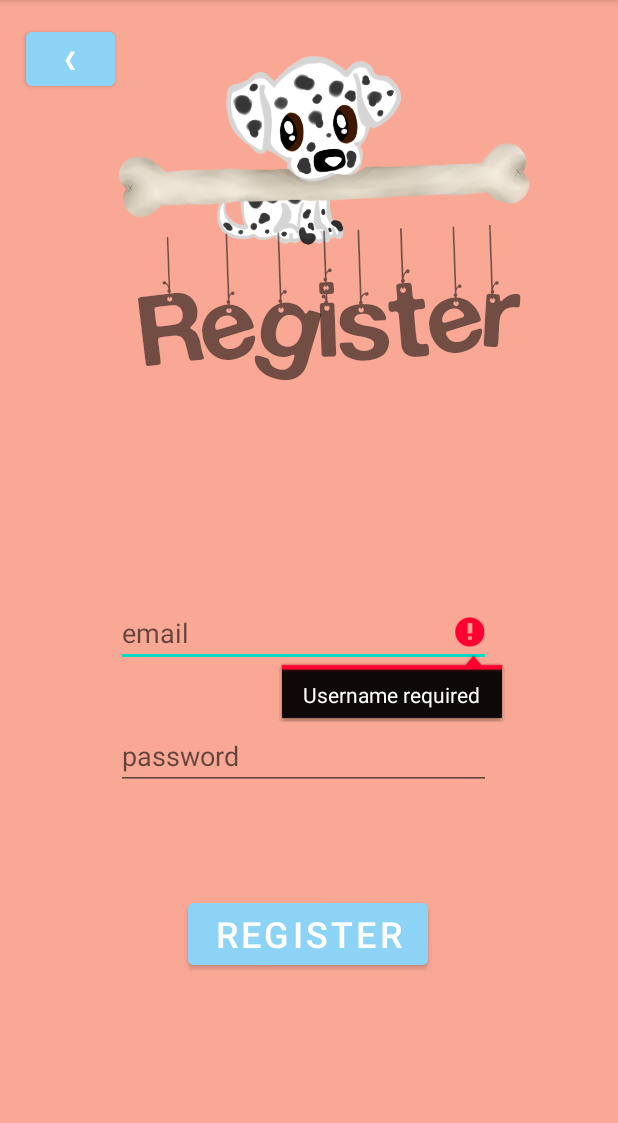
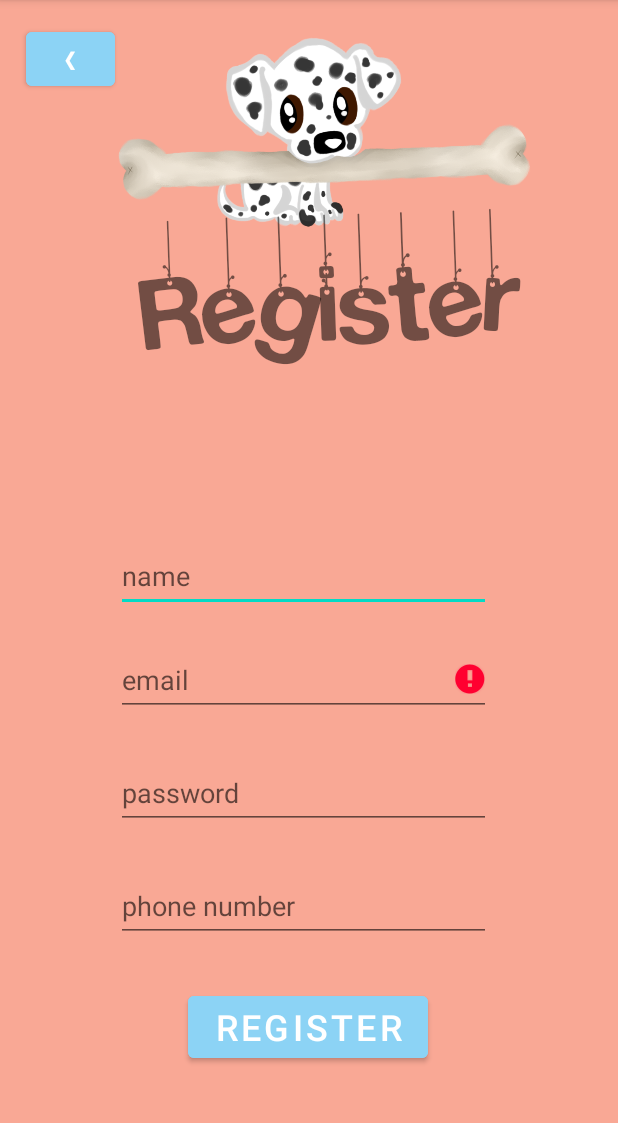
Before and after one commit to soniadeca28/APlaceForPaws, an Android app: the RegisterActivity screen opened directly, with no data from a screen before it, after a tap on "REGISTER", on a phone screen of 412 x 824 dp, the part 84-1207 px from its top. Run offline under Robolectric (Android 15) with nearby library versions, the phone set to English and light mode, and no system bars; our stand-ins replace Firebase (no records; nobody signed in at launch, a user with empty details on screens opened directly).

Commit message:
Stored user's name and phone number and gave up the sign out after register

```diff
--- a/app/src/main/java/com/example/aplaceforpaws/RegisterActivity.java
+++ b/app/src/main/java/com/example/aplaceforpaws/RegisterActivity.java
@@ -1,30 +1,34 @@
 package com.example.aplaceforpaws;
-
-import androidx.annotation.NonNull;
-import androidx.appcompat.app.AppCompatActivity;
 
 import android.content.Intent;
 import android.os.Bundle;
 import android.text.TextUtils;
+import android.util.Log;
 import android.view.View;
 import android.widget.Button;
 import android.widget.EditText;
 import android.widget.ProgressBar;
 import android.widget.Toast;
 
-import com.google.android.gms.tasks.OnCompleteListener;
-import com.google.android.gms.tasks.Task;
-import com.google.firebase.auth.AuthResult;
+import androidx.appcompat.app.AppCompatActivity;
+
 import com.google.firebase.auth.FirebaseAuth;
+import com.google.firebase.firestore.DocumentReference;
+import com.google.firebase.firestore.FirebaseFirestore;
 
+import java.util.HashMap;
+import java.util.Map;
 import java.util.Objects;
 
 public class RegisterActivity extends AppCompatActivity {
 
-    EditText email, password;
+    EditText email, password, name, phone;
     Button registerButton;
     FirebaseAuth auth;
-   ProgressBar progressBar;
+    ProgressBar progressBar;
+    FirebaseFirestore fStore;
+    String userId;
+   public static final String TAG = "TAG";
 
     @Override
     protected void onCreate(Bundle savedInstanceState) {
@@ -35,10 +39,13 @@ public class RegisterActivity extends AppCompatActivity {
         back.setOnClickListener(v -> backToMainActivity());
         email = findViewById(R.id.registerEmail);
         password = findViewById(R.id.registerPassword);
+        name = findViewById(R.id.registerName);
+        phone = findViewById(R.id.registerPhone);
         registerButton = findViewById(R.id.registerButton);
         progressBar = findViewById(R.id.registerProgressBar);
 
         auth = FirebaseAuth.getInstance();
+        fStore = FirebaseFirestore.getInstance();
 
        /* if(auth.getCurrentUser() != null)
         {
@@ -47,8 +54,10 @@ public class RegisterActivity extends AppCompatActivity {
         }*/
 
         registerButton.setOnClickListener(v -> {
-            String eml = email.getText().toString().trim();
-            String psw = password.getText().toString().trim();
+            final String eml = email.getText().toString().trim();
+            final String psw = password.getText().toString().trim();
+            final String nm = name.getText().toString();
+            final String phn = phone.getText().toString();
 
             if(TextUtils.isEmpty(eml))
             {
@@ -74,8 +83,16 @@ public class RegisterActivity extends AppCompatActivity {
                 if(task.isSuccessful())
                 {
                     Toast.makeText(RegisterActivity.this,"Account created successfully",Toast.LENGTH_SHORT).show();
-                    FirebaseAuth.getInstance().signOut();
+                    // store the other data here
+                    userId = Objects.requireNonNull(auth.getCurrentUser()).getUid();
+                    DocumentReference documentReference = fStore.collection("users").document(userId);
+                    Map<String, String> user = new HashMap<>();
+                    user.put("name",nm);
+                    user.put("email",eml);
+                    user.put("phone number",phn);
+                    documentReference.set(user).addOnSuccessListener(unused -> Log.d(TAG,"onSuccess: user Profile is created for : " + userId)).addOnFailureListener(e -> Log.d(TAG, "onFailure: " + e.toString()));
                     startActivity(new Intent(getApplicationContext(),LoginActivity.class));
+                    //FirebaseAuth.getInstance().signOut();
                     finish();
                 }
                 else
--- a/app/src/main/res/layout/register_page.xml
+++ b/app/src/main/res/layout/register_page.xml
@@ -23,9 +23,25 @@
         tools:ignore="TextContrastCheck" />
 
     <EditText
+        android:id="@+id/registerName"
+        android:layout_width="250dp"
+        android:layout_height="48dp"
+        android:ems="10"
+        android:hint="@string/name"
+        android:importantForAutofill="no"
+        android:inputType="textPersonName"
+        android:minHeight="48dp"
+        app:layout_constraintBottom_toBottomOf="parent"
+        app:layout_constraintEnd_toEndOf="parent"
+        app:layout_constraintHorizontal_bias="0.478"
+        app:layout_constraintStart_toStartOf="parent"
+        app:layout_constraintTop_toTopOf="parent"
+        tools:ignore="TextContrastCheck" />
+
+    <EditText
         android:id="@+id/registerEmail"
         android:layout_width="250dp"
-        android:layout_height="45dp"
+        android:layout_height="48dp"
         android:ems="10"
         android:hint="@string/email"
         android:importantForAutofill="no"
@@ -36,7 +52,9 @@
         app:layout_constraintHorizontal_bias="0.478"
         app:layout_constraintStart_toStartOf="parent"
         app:layout_constraintTop_toTopOf="parent"
-        app:layout_constraintVertical_bias="0.553" />
+        app:layout_constraintVertical_bias="0.596"
+        tools:ignore="TextContrastCheck" />
+
 
     <Button
         android:id="@+id/registerButton"
@@ -51,13 +69,13 @@
         app:layout_constraintHorizontal_bias="0.498"
         app:layout_constraintStart_toStartOf="parent"
         app:layout_constraintTop_toTopOf="parent"
-        app:layout_constraintVertical_bias="0.834"
+        app:layout_constraintVertical_bias="0.921"
         tools:ignore="TextContrastCheck" />
 
     <EditText
         android:id="@+id/registerPassword"
         android:layout_width="250dp"
-        android:layout_height="45dp"
+        android:layout_height="48dp"
         android:ems="10"
         android:hint="@string/password"
         android:importantForAutofill="no"
@@ -68,8 +86,25 @@
         app:layout_constraintHorizontal_bias="0.478"
         app:layout_constraintStart_toStartOf="parent"
         app:layout_constraintTop_toTopOf="parent"
-        app:layout_constraintVertical_bias="0.666" />
+        app:layout_constraintVertical_bias="0.701"
+        tools:ignore="TextContrastCheck" />
 
+    <EditText
+        android:id="@+id/registerPhone"
+        android:layout_width="250dp"
+        android:layout_height="48dp"
+        android:ems="10"
+        android:hint="@string/phone"
+        android:importantForAutofill="no"
+        android:inputType="phone"
+        android:minHeight="48dp"
+        app:layout_constraintBottom_toBottomOf="parent"
+        app:layout_constraintEnd_toEndOf="parent"
+        app:layout_constraintHorizontal_bias="0.478"
+        app:layout_constraintStart_toStartOf="parent"
+        app:layout_constraintTop_toTopOf="parent"
+        app:layout_constraintVertical_bias="0.806"
+        tools:ignore="TextContrastCheck" />
 
     <TextView
         android:id="@+id/textView"
@@ -92,13 +127,13 @@
         android:id="@+id/imageView5"
         android:layout_width="191dp"
         android:layout_height="150dp"
+        android:contentDescription="@string/todo"
         app:layout_constraintBottom_toBottomOf="parent"
         app:layout_constraintEnd_toEndOf="parent"
         app:layout_constraintStart_toStartOf="parent"
         app:layout_constraintTop_toTopOf="parent"
-        app:layout_constraintVertical_bias="0.046"
-        app:srcCompat="@drawable/ccateluj"
-        android:contentDescription="@string/todo" />
+        app:layout_constraintVertical_bias="0.027"
+        app:srcCompat="@drawable/ccateluj" />
 
     <ImageView
         android:id="@+id/imageView7"
@@ -119,16 +154,16 @@
         style="?android:attr/progressBarStyle"
         android:layout_width="wrap_content"
         android:layout_height="wrap_content"
+        android:indeterminate="true"
+        android:indeterminateTint="@color/white"
+        android:indeterminateTintMode="src_atop"
         android:visibility="invisible"
-        android:indeterminate="true"
-        android:indeterminateTintMode="src_atop"
-        android:indeterminateTint="@color/white"
         app:layout_constraintBottom_toTopOf="@+id/registerEmail"
         app:layout_constraintEnd_toEndOf="parent"
         app:layout_constraintHorizontal_bias="0.498"
         app:layout_constraintStart_toStartOf="parent"
         app:layout_constraintTop_toBottomOf="@+id/textView"
-        app:layout_constraintVertical_bias="0.469" />
+        app:layout_constraintVertical_bias="0.222" />
 
 
 </androidx.constraintlayout.widget.ConstraintLayout>
--- a/app/src/main/res/values/strings.xml
+++ b/app/src/main/res/values/strings.xml
@@ -11,7 +11,9 @@
     <string name="registerText">Register</string>
     <string name="backButton">❮</string>
     <string name="email">email</string>
+    <string name="name">name</string>
     <string name="password">password</string>
+    <string name="phone">phone number</string>
     <string name="todo">TODO</string>
 
 </resources>
```
